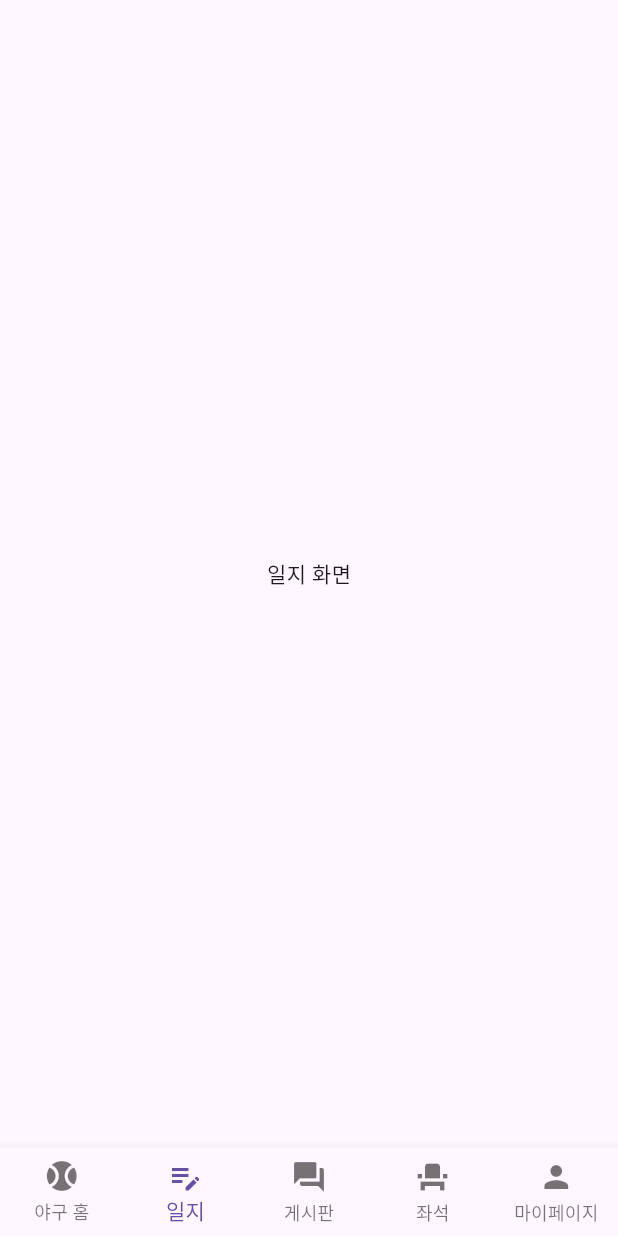
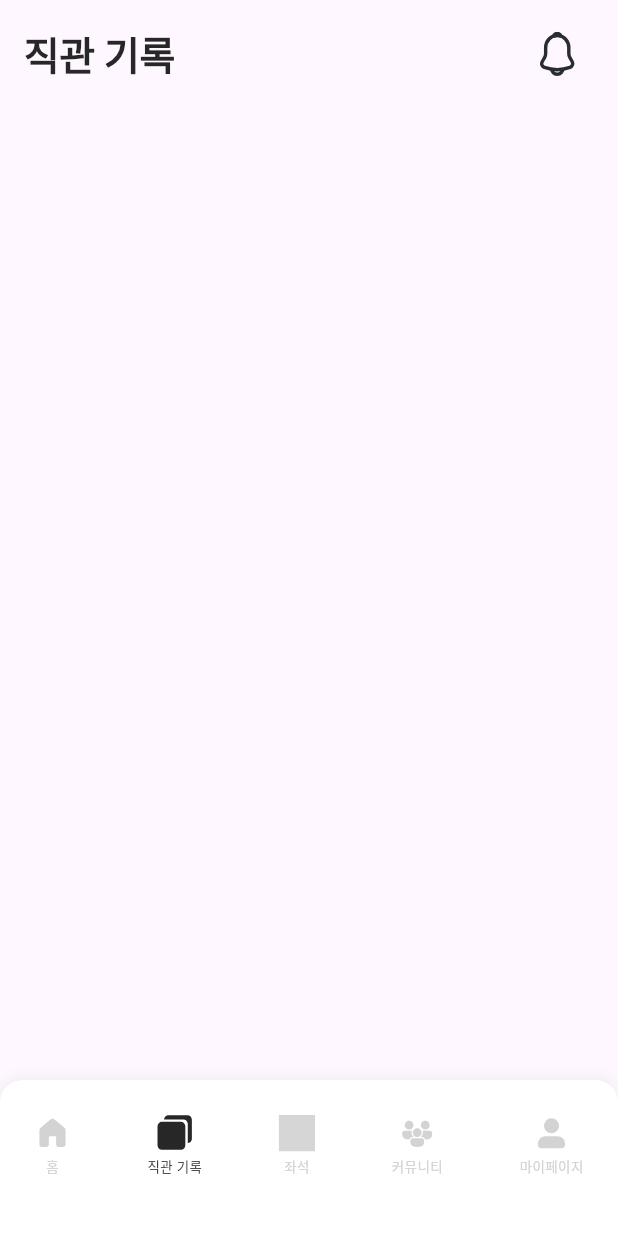
Before and after one commit to InningLog/InningLog_FE, a Flutter app: the screen it shows after launch, item 2 of the bottom bar chosen, on a phone screen of 412 x 824 dp. Run offline on Flutter 3.47's test engine with Material 3 defaults, Android fonts, the phone set to English and light mode, and no system bars; our stand-ins replace flutter_svg; grey boxes are pictures that could not be loaded.

Commit message:
gnb설정, 기록 페이지 조금

```diff
--- a/lib/navigation/main_navigation.dart
+++ b/lib/navigation/main_navigation.dart
@@ -1,12 +1,11 @@
 import 'package:flutter/material.dart';
-// 각 페이지 import
+import 'package:flutter_svg/flutter_svg.dart';
 import '../screens/home_page.dart';
 import '../screens/diary_page.dart';
 import '../screens/board_page.dart';
 import '../screens/my_page.dart';
 import '../screens/seat_page.dart';
 
-/// 메인 네비게이션 바를 담당하는 StatefulWidget
 class MainNavigation extends StatefulWidget {
   const MainNavigation({super.key});
 
@@ -14,52 +13,76 @@ class MainNavigation extends StatefulWidget {
   State<MainNavigation> createState() => _MainNavigationState();
 }
 
-/// 상태를 관리하는 State 클래스
 class _MainNavigationState extends State<MainNavigation> {
-  int _currentIndex = 0; // 현재 선택된 탭 인덱스
+  int _currentIndex = 0;
 
-  // 각 탭에서 보여줄 페이지 리스트
   final List<Widget> _pages = const [
-    HomePage(),   // 야구 홈
-    DiaryPage(),  // 일지
-    BoardPage(),  // 게시판
-    SeatPage(),   // 좌석
-    MyPage(),     // 마이페이지
+    HomePage(),
+    DiaryPage(),
+    BoardPage(),
+    SeatPage(),
+    MyPage(),
   ];
 
   @override
   Widget build(BuildContext context) {
     return Scaffold(
-      // 현재 선택된 페이지 보여주기
       body: _pages[_currentIndex],
+      bottomNavigationBar: Container(
+        height: 104,
+        padding: const EdgeInsets.fromLTRB(23, 18, 23, 34),
+        decoration: BoxDecoration(
+          color: Colors.white,
+          borderRadius: const BorderRadius.only(
+            topLeft: Radius.circular(15),
+            topRight: Radius.circular(15),
+          ),
+          boxShadow: [
+            BoxShadow(
+              color: Colors.black.withOpacity(0.05),
+              offset: const Offset(0, -2),
+              blurRadius: 6.8,
+            ),
+          ],
+        ),
+        child: Row(
+          mainAxisAlignment: MainAxisAlignment.spaceBetween,
+          children: [
+            _buildTabItem(0, '홈', 'assets/icons/Home_black.svg', 'assets/icons/Home_gray.svg'),
+            _buildTabItem(1, '직관 기록', 'assets/icons/Diary_black.svg', 'assets/icons/Diary_gray.svg'),
+            _buildTabItem(2, '좌석', 'assets/icons/Seat_black.svg', 'assets/icons/Seat_gray.svg'),
+            _buildTabItem(3, '커뮤니티', 'assets/icons/Community_black.svg', 'assets/icons/Community_gray.svg'),
+            _buildTabItem(4, '마이페이지', 'assets/icons/Mypage_black.svg', 'assets/icons/Mypage_gray.svg'),
+          ],
+        ),
+      ),
+    );
+  }
 
-      // 하단 네비게이션 바
-      bottomNavigationBar: BottomNavigationBar(
-        currentIndex: _currentIndex, // 현재 선택된 인덱스 지정
-        onTap: (index) => setState(() {
-          _currentIndex = index; // 탭 클릭 시 상태 변경 → 화면 전환
-        }),
-        type: BottomNavigationBarType.fixed, // 탭 개수가 4개 이상이면 이거 필수
-        items: const [
-          BottomNavigationBarItem(
-            icon: Icon(Icons.sports_baseball),
-            label: '야구 홈',
+  Widget _buildTabItem(int index, String label, String selectedIcon, String unselectedIcon) {
+    final isSelected = _currentIndex == index;
+    return GestureDetector(
+      onTap: () {
+        setState(() {
+          _currentIndex = index;
+        });
+      },
+      child: Column(
+        mainAxisAlignment: MainAxisAlignment.center,
+
+        children: [
+          SvgPicture.asset(
+            isSelected ? selectedIcon : unselectedIcon,
+            width: 24,
           ),
-          BottomNavigationBarItem(
-            icon: Icon(Icons.edit_note),
-            label: '일지',
-          ),
-          BottomNavigationBarItem(
-            icon: Icon(Icons.forum),
-            label: '게시판',
-          ),
-          BottomNavigationBarItem(
-            icon: Icon(Icons.event_seat),
-            label: '좌석',
-          ),
-          BottomNavigationBarItem(
-            icon: Icon(Icons.person),
-            label: '마이페이지',
+          const SizedBox(height: 4),
+          Text(
+            label,
+            style: TextStyle(
+              fontSize: 9,
+              color: isSelected ? const Color(0xFF272727) : const Color(0xFFD3D3D3),
+              fontWeight: FontWeight.w500,
+            ),
           ),
         ],
       ),
--- a/lib/screens/diary_page.dart
+++ b/lib/screens/diary_page.dart
@@ -1,12 +1,49 @@
 import 'package:flutter/material.dart';
+import 'package:flutter_svg/svg.dart';
 
 class DiaryPage extends StatelessWidget {
   const DiaryPage({super.key});
 
   @override
   Widget build(BuildContext context) {
-    return const Center(
-      child: Text('일지 화면'),
+    return Scaffold(
+      body: SafeArea(
+        child: Column(
+          crossAxisAlignment: CrossAxisAlignment.start,
+          children: [
+            Container(
+              height: 72,
+              padding: const EdgeInsets.symmetric(horizontal: 16),
+              alignment: Alignment.center, // 세로 가운데 정렬
+              child: Row(
+                children: [
+                  const Text(
+                    '직관 기록',
+                    style: TextStyle(
+                      fontSize: 26,
+                      fontWeight: FontWeight.w800,      // Pretendard 기준 800
+                      letterSpacing: -0.26,
+                      color: Color(0xFF272727),
+                      // fontFamily: 'Pretendard',     // 폰트 등록 후 활성화 필요
+                      textBaseline: TextBaseline.alphabetic,
+                    ),
+                  ),
+
+                  const Spacer(),
+                  IconButton(
+                    icon: SvgPicture.asset(
+                      'assets/icons/Alarm.svg',
+                      width: 24,
+                    ),
+                    onPressed: () {},
+                  )
+
+                ],
+              ),
+            ),
+          ],
+        ),
+      ),
     );
   }
 }
```
Also changed, not shown: pubspec.yaml (+6 -62 lines), assets/icons/Alarm.svg (added), assets/icons/Community_black.svg (added), assets/icons/Community_gray.svg (added), assets/icons/Diary_black.svg (added), assets/icons/Diary_gray.svg (added), assets/icons/Home_black.svg (added), assets/icons/Home_gray.svg (added), assets/icons/Mypage_black.svg (added), assets/icons/Mypage_gray.svg (added), lib/main.dart (line endings or trailing spaces), pubspec.lock.
